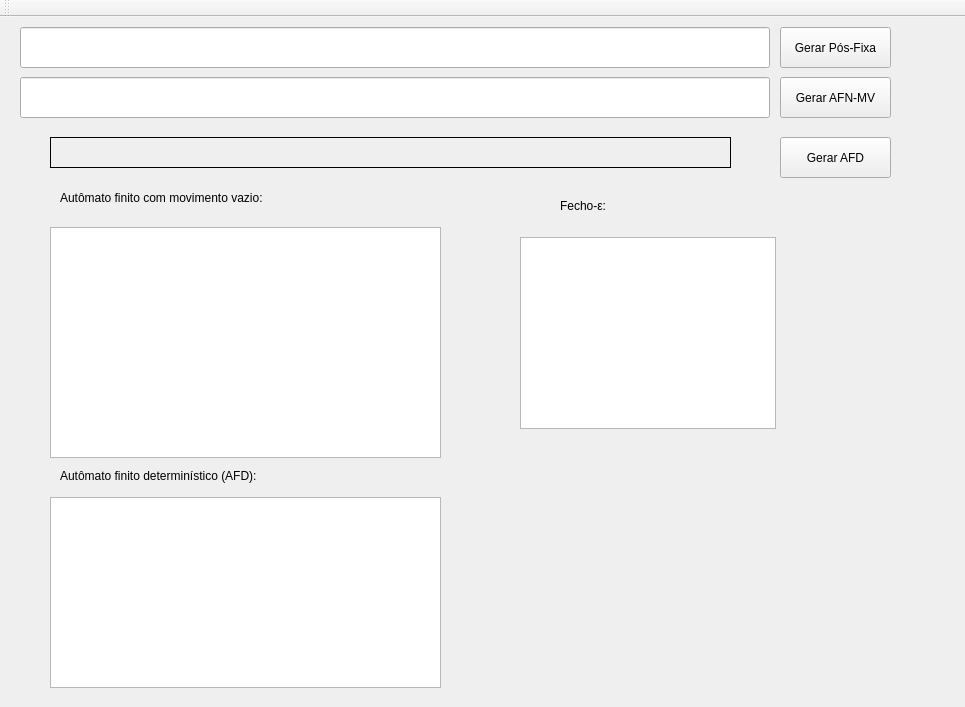
Qt form 03-AFD/mainwindow.ui (FeBarbosa/Compiladores) before a commit.
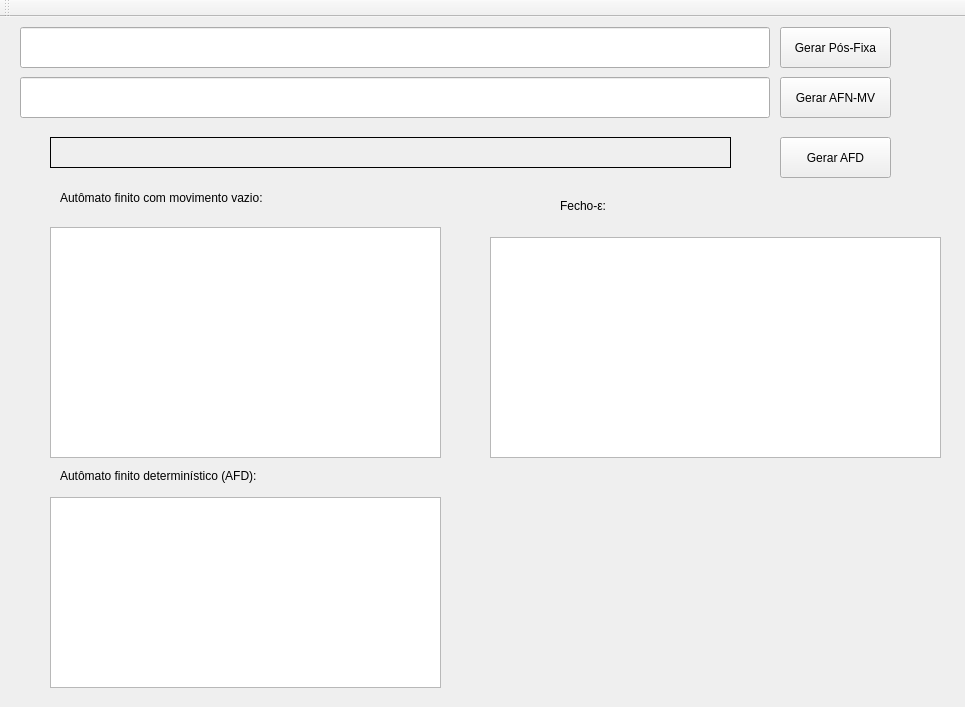
The same form after that commit.

The edit to the form file:
```diff
--- a/03-AFD/mainwindow.ui
+++ b/03-AFD/mainwindow.ui
@@ -154,10 +154,10 @@
    <widget class="QTableWidget" name="tableWidget_3">
     <property name="geometry">
      <rect>
-      <x>520</x>
+      <x>490</x>
       <y>220</y>
-      <width>256</width>
-      <height>192</height>
+      <width>451</width>
+      <height>221</height>
      </rect>
     </property>
    </widget>
```
